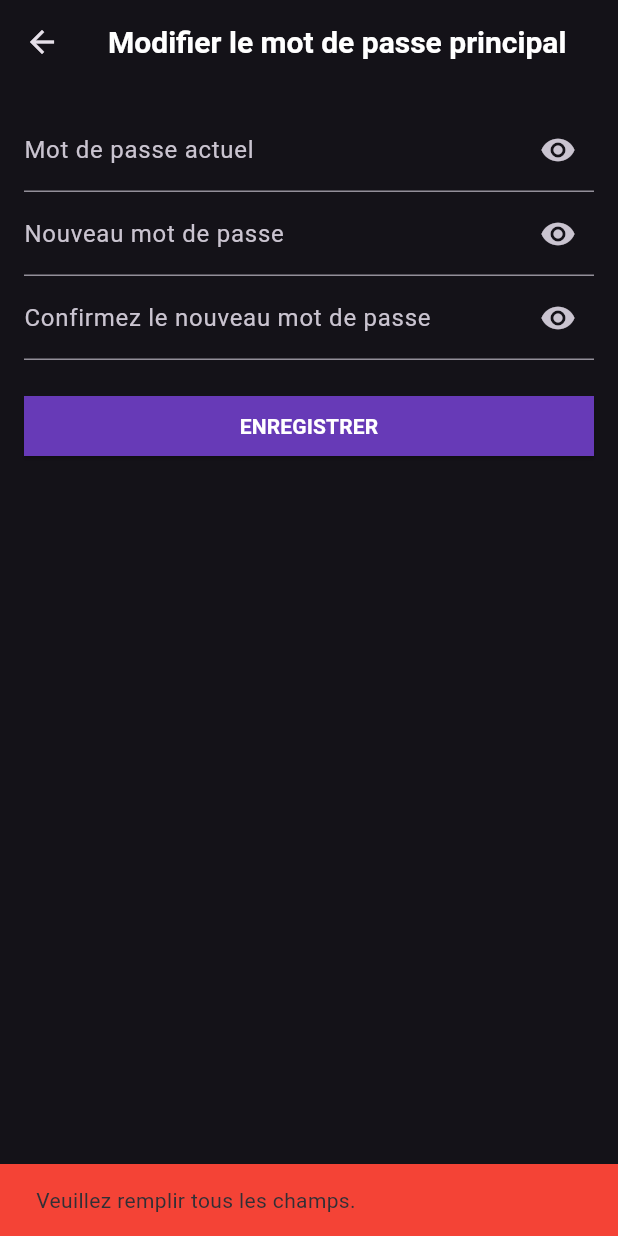
After one commit to cgerro/CocoPass, a Flutter app: the ChangeMasterPasswordScreen screen opened directly, after a tap on "ENREGISTRER", on a phone screen of 412 x 824 dp. The commit adds this screen. Run offline on Flutter 3.47's test engine with Material 2 defaults, Android fonts, the phone set to English and light mode, and no system bars; our stand-ins replace cloud_firestore, firebase_auth, firebase_core; missing offline and left inert: clipboard; accounts and stored records are empty.

Commit message:
add(change_master_password.dart): Ajout de la modification du mot de passe master

```diff
--- /dev/null
+++ b/cocopassflutter/lib/change_master_password.dart
@@ -0,0 +1,153 @@
+import 'package:flutter/material.dart';
+
+class ChangeMasterPasswordScreen extends StatefulWidget {
+  @override
+  _ChangeMasterPasswordScreenState createState() =>
+      _ChangeMasterPasswordScreenState();
+}
+
+class _ChangeMasterPasswordScreenState
+    extends State<ChangeMasterPasswordScreen> {
+  late TextEditingController _currentPasswordController;
+  late TextEditingController _newPasswordController;
+  late TextEditingController _confirmNewPasswordController;
+
+  bool _obscureCurrentPassword = true;
+  bool _obscureNewPassword = true;
+  bool _obscureConfirmNewPassword = true;
+
+  @override
+  void initState() {
+    super.initState();
+    _currentPasswordController = TextEditingController();
+    _newPasswordController = TextEditingController();
+    _confirmNewPasswordController = TextEditingController();
+  }
+
+  @override
+  void dispose() {
+    _currentPasswordController.dispose();
+    _newPasswordController.dispose();
+    _confirmNewPasswordController.dispose();
+    super.dispose();
+  }
+
+  @override
+  Widget build(BuildContext context) {
+    return Scaffold(
+      appBar: AppBar(
+          title: Text('Modifier le mot de passe principal'),
+          titleTextStyle:
+              const TextStyle(fontSize: 20, fontWeight: FontWeight.bold)),
+      body: Padding(
+        padding: EdgeInsets.all(16.0),
+        child: Column(
+          crossAxisAlignment: CrossAxisAlignment.stretch,
+          children: <Widget>[
+            TextField(
+              controller: _currentPasswordController,
+              obscureText: _obscureCurrentPassword,
+              decoration: InputDecoration(
+                labelText: "Mot de passe actuel",
+                suffixIcon: IconButton(
+                  icon: Icon(_obscureCurrentPassword
+                      ? Icons.visibility
+                      : Icons.visibility_off),
+                  onPressed: () {
+                    setState(() {
+                      _obscureCurrentPassword = !_obscureCurrentPassword;
+                    });
+                  },
+                ),
+              ),
+            ),
+            TextField(
+              controller: _newPasswordController,
+              obscureText: _obscureNewPassword,
+              decoration: InputDecoration(
+                labelText: "Nouveau mot de passe",
+                suffixIcon: IconButton(
+                  icon: Icon(_obscureNewPassword
+                      ? Icons.visibility
+                      : Icons.visibility_off),
+                  onPressed: () {
+                    setState(() {
+                      _obscureNewPassword = !_obscureNewPassword;
+                    });
+                  },
+                ),
+              ),
+            ),
+            TextField(
+              controller: _confirmNewPasswordController,
+              obscureText: _obscureConfirmNewPassword,
+              decoration: InputDecoration(
+                labelText: "Confirmez le nouveau mot de passe",
+                suffixIcon: IconButton(
+                  icon: Icon(_obscureConfirmNewPassword
+                      ? Icons.visibility
+                      : Icons.visibility_off),
+                  onPressed: () {
+                    setState(() {
+                      _obscureConfirmNewPassword = !_obscureConfirmNewPassword;
+                    });
+                  },
+                ),
+              ),
+            ),
+            SizedBox(height: 20),
+            ElevatedButton(
+              onPressed: () {
+                // Vérifiez les mots de passe et mettez à jour le mot de passe principal
+                final currentPassword = _currentPasswordController.text;
+                final newPassword = _newPasswordController.text;
+                final confirmNewPassword = _confirmNewPasswordController.text;
+
+                if (currentPassword.isEmpty ||
+                    newPassword.isEmpty ||
+                    confirmNewPassword.isEmpty) {
+                  // Affichez un message d'erreur si des champs sont vides
+                  _showErrorSnackbar("Veuillez remplir tous les champs.");
+                } else if (newPassword != confirmNewPassword) {
+                  // Affichez un message d'erreur si les nouveaux mots de passe ne correspondent pas
+                  _showErrorSnackbar(
+                      "Les nouveaux mots de passe ne correspondent pas.");
+                } else {
+                  // Mettez à jour le mot de passe principal ici
+                  // Assurez-vous de gérer les erreurs en cas d'échec de la mise à jour
+                  // Si la mise à jour est réussie, affichez un message de succès
+                  _showSuccessSnackbar("Mot de passe principal mis à jour.");
+                }
+              },
+              style: ElevatedButton.styleFrom(
+                  shape: RoundedRectangleBorder(
+                      borderRadius: BorderRadius.circular(0)),
+                  backgroundColor: Colors.deepPurple),
+              child: const Text('ENREGISTRER',
+                  style: TextStyle(
+                      color: Colors.white, fontWeight: FontWeight.bold)),
+            ),
+          ],
+        ),
+      ),
+    );
+  }
+
+  void _showErrorSnackbar(String message) {
+    ScaffoldMessenger.of(context).showSnackBar(
+      SnackBar(
+        content: Text(message),
+        backgroundColor: Colors.red,
+      ),
+    );
+  }
+
+  void _showSuccessSnackbar(String message) {
+    ScaffoldMessenger.of(context).showSnackBar(
+      SnackBar(
+        content: Text(message),
+        backgroundColor: Colors.green,
+      ),
+    );
+  }
+}
--- a/cocopassflutter/lib/list_password.dart
+++ b/cocopassflutter/lib/list_password.dart
@@ -137,15 +137,3 @@ class _PasswordListScreenState extends State<PasswordListScreen> {
     );
   }
 }
-
-/*
-void _copyToClipboard(password) {
-  Clipboard.setData(ClipboardData(text: password));
-
-  // TODO fichier de paramètre
-  Future.delayed(Duration(seconds: 30), () {
-    Clipboard.setData(ClipboardData(text: ""));
-  });
-
-}
-*/
--- a/cocopassflutter/lib/settings_screen.dart
+++ b/cocopassflutter/lib/settings_screen.dart
@@ -86,7 +86,7 @@ class SettingScreen extends StatelessWidget {
                     onPressed: () {
                       // Naviguer vers l'écran de modification du profil
                       Navigator.push(context, MaterialPageRoute(builder: (_) {
-                        return MasterPasswordEditScreen();
+                        return ChangeMasterPasswordScreen();
                       }));
                     },
                   ),
```
